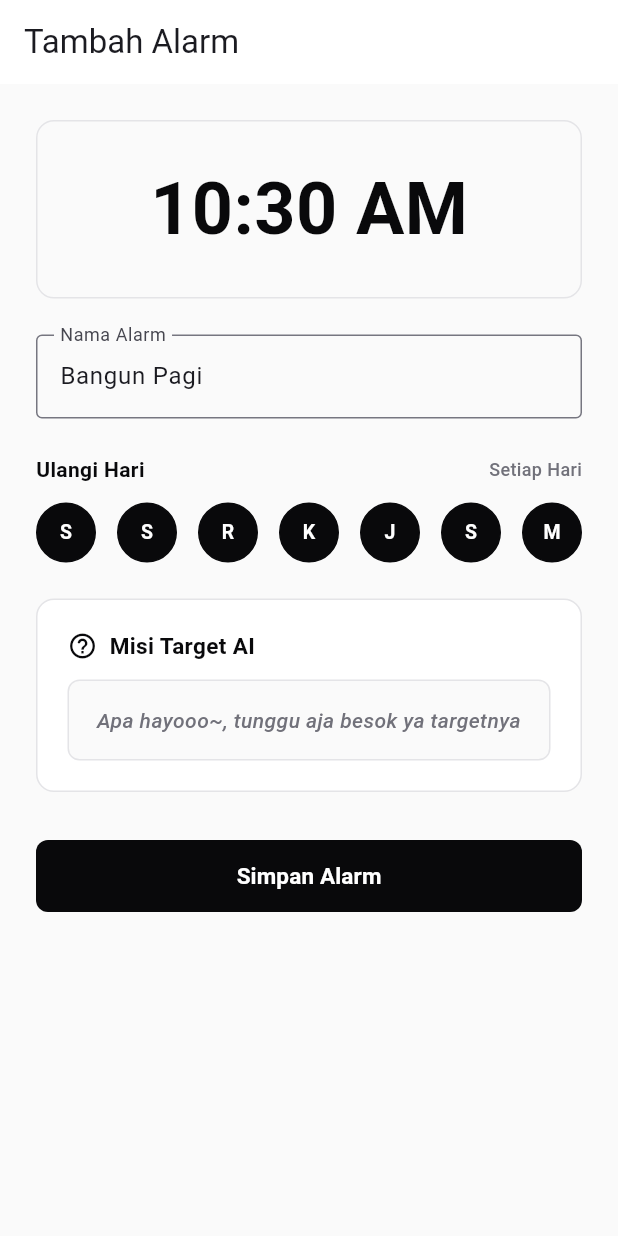
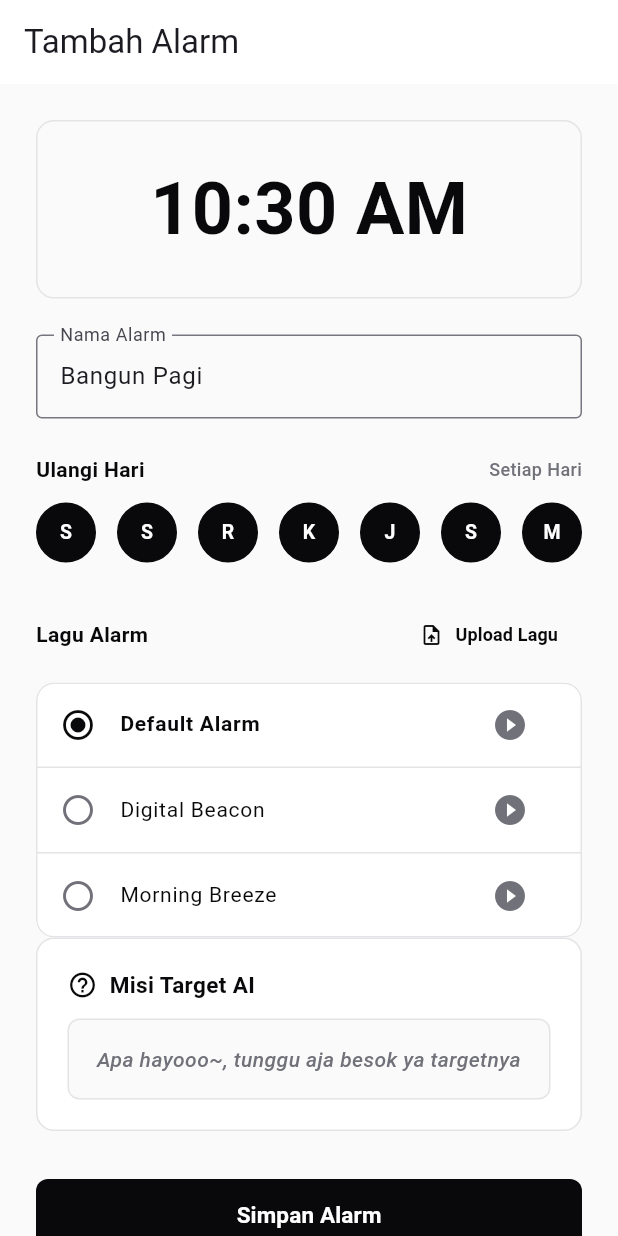
Before and after one commit to aazziiss-jpg/WakeQuest-Mobile, a Flutter app: the AddAlarmScreen screen opened by its route, on a phone screen of 412 x 824 dp. Run offline on Flutter 3.47's test engine with Material 3 defaults, Android fonts, the light colour scheme and no system bars; our stand-ins replace audioplayers, file_picker, flutter_dotenv, flutter_riverpod, go_router, supabase_flutter; missing offline and left inert: android_alarm_manager_plus; accounts and stored records are empty.

Commit message:
feat(alarms): implement alarm creation and sound selection

```diff
--- a/lib/features/alarms/presentation/screens/add_alarm_screen.dart
+++ b/lib/features/alarms/presentation/screens/add_alarm_screen.dart
@@ -6,6 +6,7 @@ import 'package:supabase_flutter/supabase_flutter.dart';
 
 import '../../../../core/constants/app_colors.dart';
 import '../../../../shared/widgets/app_button.dart';
+import '../../../audio/presentation/widget/sound_picker_widget.dart';
 import '../../data/alarm_model.dart';
 import '../controllers/alarm_controller.dart';
 import '../widgets/day_selector_widget.dart';
@@ -25,6 +26,7 @@ class _AddAlarmScreenState extends ConsumerState<AddAlarmScreen> {
   late TextEditingController _titleController;
   late int _targetCount;
   late List<int> _selectedDays;
+  late String _selectedSoundPath;
 
   @override
   void initState() {
@@ -39,6 +41,7 @@ class _AddAlarmScreenState extends ConsumerState<AddAlarmScreen> {
     _selectedDays = widget.alarmToEdit?.repeatDays.isNotEmpty == true
         ? List<int>.from(widget.alarmToEdit!.repeatDays)
         : [1, 2, 3, 4, 5, 6, 7];
+    _selectedSoundPath = widget.alarmToEdit?.soundPath ?? 'default_alarm.mp3';
   }
 
   @override
@@ -114,6 +117,12 @@ class _AddAlarmScreenState extends ConsumerState<AddAlarmScreen> {
               onChanged: (days) => setState(() => _selectedDays = days),
             ),
             const SizedBox(height: 24),
+            SoundPickerWidget(
+              selectedSoundPath: _selectedSoundPath,
+              onSoundSelected: (sound) {
+                setState(() => _selectedSoundPath = sound.path);
+              },
+            ),
             const TargetBoxWidget(),
             const SizedBox(height: 32),
             AppButton(
--- /dev/null
+++ b/lib/features/audio/presentation/widget/sound_picker_widget.dart
@@ -0,0 +1,163 @@
+import 'package:file_picker/file_picker.dart';
+import 'package:flutter/material.dart';
+import '../../../../core/constants/app_colors.dart';
+import '../../data/alarm_audio_service.dart';
+
+class SoundOption {
+  final String title;
+  final String path;
+  final bool isCustom;
+
+  const SoundOption({
+    required this.title,
+    required this.path,
+    this.isCustom = false,
+  });
+}
+
+class SoundPickerWidget extends StatefulWidget {
+  final String selectedSoundPath;
+  final ValueChanged<SoundOption> onSoundSelected;
+
+  const SoundPickerWidget({
+    super.key,
+    required this.selectedSoundPath,
+    required this.onSoundSelected,
+  });
+
+  @override
+  State<SoundPickerWidget> createState() => _SoundPickerWidgetState();
+}
+
+class _SoundPickerWidgetState extends State<SoundPickerWidget> {
+  final AlarmAudioService _audioService = AlarmAudioService();
+
+  final List<SoundOption> _defaultSounds = const [
+    SoundOption(title: 'Default Alarm', path: 'default_alarm.mp3'),
+    SoundOption(title: 'Digital Beacon', path: 'digital_beacon.mp3'),
+    SoundOption(title: 'Morning Breeze', path: 'morning_breeze.mp3'),
+  ];
+
+  SoundOption? _customSound;
+
+  @override
+  void dispose() {
+    _audioService.dispose();
+    super.dispose();
+  }
+
+  Future<void> _pickCustomFile() async {
+    final dynamic result = await FilePicker.pickFiles(type: FileType.audio);
+
+    if (!mounted) return;
+
+    final List files = (result is List) ? result : (result?.files ?? []);
+
+    if (files.isNotEmpty) {
+      final file = files.first;
+      final String? filePath = file.path;
+      final String fileName = file.name;
+
+      if (filePath != null) {
+        final customOption = SoundOption(
+          title: fileName,
+          path: filePath,
+          isCustom: true,
+        );
+
+        setState(() => _customSound = customOption);
+        widget.onSoundSelected(customOption);
+      }
+    }
+  }
+
+  @override
+  Widget build(BuildContext context) {
+    final allSounds = [
+      ..._defaultSounds,
+      ...?(_customSound != null ? [_customSound!] : null),
+    ];
+
+    return Column(
+      crossAxisAlignment: CrossAxisAlignment.start,
+      children: [
+        Row(
+          mainAxisAlignment: MainAxisAlignment.spaceBetween,
+          children: [
+            const Text(
+              'Lagu Alarm',
+              style: TextStyle(
+                fontSize: 14,
+                fontWeight: FontWeight.bold,
+                color: AppColors.textDark,
+              ),
+            ),
+            TextButton.icon(
+              onPressed: _pickCustomFile,
+              icon: const Icon(Icons.upload_file, size: 16, color: AppColors.primaryRed),
+              label: const Text(
+                'Upload Lagu',
+                style: TextStyle(
+                  fontSize: 12,
+                  color: AppColors.primaryRed,
+                  fontWeight: FontWeight.bold,
+                ),
+              ),
+            ),
+          ],
+        ),
+        const SizedBox(height: 8),
+        Material(
+          color: AppColors.surfaceLight,
+          shape: RoundedRectangleBorder(
+            borderRadius: BorderRadius.circular(12),
+            side: const BorderSide(color: AppColors.borderLight),
+          ),
+          clipBehavior: Clip.antiAlias,
+          child: ListView.separated(
+            shrinkWrap: true,
+            physics: const NeverScrollableScrollPhysics(),
+            itemCount: allSounds.length,
+            separatorBuilder: (context, index) => const Divider(height: 1, color: AppColors.borderLight),
+            itemBuilder: (context, index) {
+              final sound = allSounds[index];
+              final isSelected = widget.selectedSoundPath == sound.path;
+              final isPlaying = _audioService.currentlyPlayingPath == sound.path &&
+                  _audioService.isPlaying;
+
+              return ListTile(
+                onTap: () => widget.onSoundSelected(sound),
+                leading: Icon(
+                  isSelected ? Icons.radio_button_checked : Icons.radio_button_off,
+                  color: isSelected ? AppColors.textDark : AppColors.textMuted,
+                ),
+                title: Text(
+                  sound.title,
+                  style: TextStyle(
+                    fontSize: 14,
+                    fontWeight: isSelected ? FontWeight.bold : FontWeight.normal,
+                    color: AppColors.textDark,
+                  ),
+                ),
+                trailing: IconButton(
+                  icon: Icon(
+                    isPlaying ? Icons.pause_circle_filled : Icons.play_circle_fill,
+                    color: isPlaying ? AppColors.textDark : AppColors.textMuted,
+                  ),
+                  onPressed: () async {
+                    await _audioService.previewSound(
+                      sound.path,
+                      isCustom: sound.isCustom,
+                    );
+                    if (!mounted) return;
+                    setState(() {});
+                  },
+                ),
+              );
+            },
+          ),
+        ),
+      ],
+    );
+  }
+}
```
Also changed, not shown: lib/features/audio/data/alarm_audio_service.dart (+21 -17 lines).
